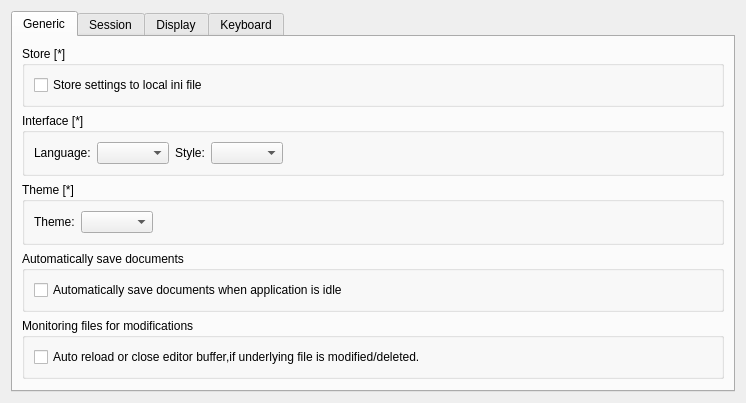
This is liteidex/src/liteapp/liteappoption.ui in visualfc/liteide as Qt 5 draws it before an edit. The edited form follows.
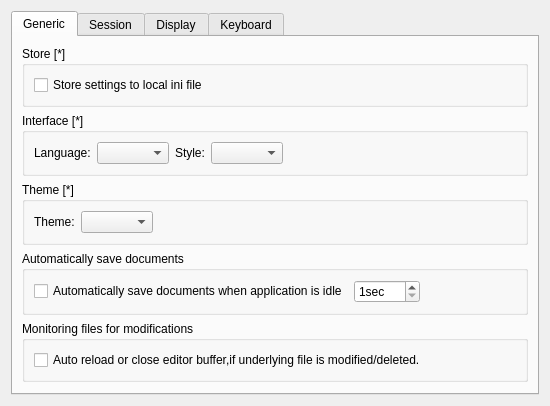
This is the edited form.

Commit message: liteapp add auto save documents timeout

The edit to the form file:
```diff
--- a/liteidex/src/liteapp/liteappoption.ui
+++ b/liteidex/src/liteapp/liteappoption.ui
@@ -6,8 +6,8 @@
    <rect>
     <x>0</x>
     <y>0</y>
-    <width>746</width>
-    <height>346</height>
+    <width>529</width>
+    <height>344</height>
    </rect>
   </property>
   <property name="windowTitle">
@@ -127,7 +127,7 @@
          <property name="title">
           <string>Automatically save documents</string>
          </property>
-         <layout class="QVBoxLayout" name="verticalLayout_9">
+         <layout class="QHBoxLayout" name="horizontalLayout_8">
           <item>
            <widget class="QCheckBox" name="autoIdleSaveDocumentsCheckBox">
             <property name="text">
@@ -135,6 +135,35 @@
             </property>
            </widget>
           </item>
+          <item>
+           <widget class="QSpinBox" name="autoIdleSaveDocumentsTimeSpinBox">
+            <property name="specialValueText">
+             <string/>
+            </property>
+            <property name="suffix">
+             <string>sec</string>
+            </property>
+            <property name="minimum">
+             <number>1</number>
+            </property>
+            <property name="maximum">
+             <number>120</number>
+            </property>
+           </widget>
+          </item>
+          <item>
+           <spacer name="horizontalSpacer_5">
+            <property name="orientation">
+             <enum>Qt::Horizontal</enum>
+            </property>
+            <property name="sizeHint" stdset="0">
+             <size>
+              <width>40</width>
+              <height>20</height>
+             </size>
+            </property>
+           </spacer>
+          </item>
          </layout>
         </widget>
        </item>
```
The commit also changes 4 other files.
